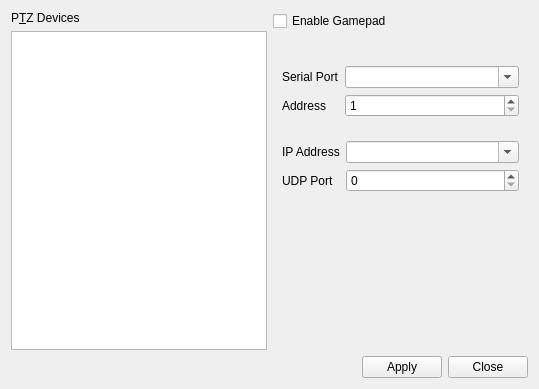
Before: the Qt Designer form settings.ui in glikely/obs-ptz, drawn with Qt 5.
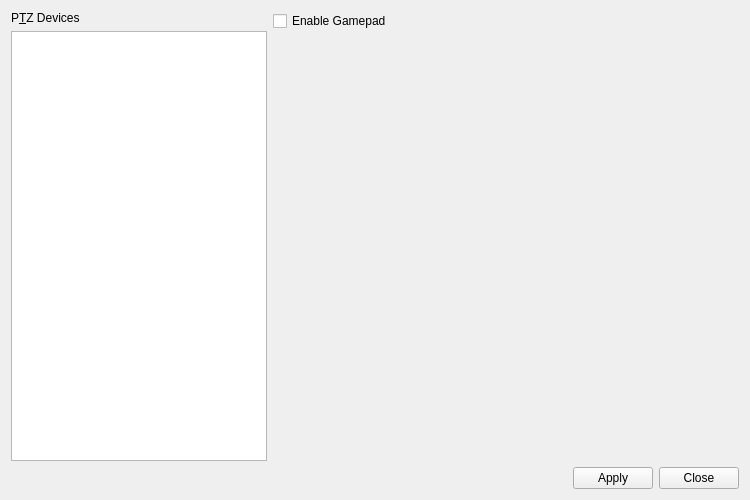
After: the same form once the commit is applied.

Commit message:
Rework settings dialog to use OBSPropertiesView
The OBSPropertiesView provides a consistent way to dynamically display
PTZ device properties. Not every device implements the same properties,
so this code dynamically creates the properties list based on what the
PTZDevice has for properties.

None of the properties are editable yet. It just displays the current
values.

Patch:
```diff
--- a/settings.ui
+++ b/settings.ui
@@ -6,8 +6,8 @@
    <rect>
     <x>0</x>
     <y>0</y>
-    <width>539</width>
-    <height>389</height>
+    <width>750</width>
+    <height>500</height>
    </rect>
   </property>
   <property name="windowTitle">
@@ -15,9 +15,12 @@
   </property>
   <layout class="QVBoxLayout" name="verticalLayout">
    <item>
-    <layout class="QHBoxLayout" name="horizontalLayout_5">
+    <layout class="QHBoxLayout" name="horizontalLayout_5" stretch="0,1">
      <item>
       <layout class="QVBoxLayout" name="verticalLayout_3">
+       <property name="sizeConstraint">
+        <enum>QLayout::SetMinimumSize</enum>
+       </property>
        <item>
         <widget class="QLabel" name="label_2">
          <property name="text">
@@ -105,7 +108,7 @@
       </layout>
      </item>
      <item>
-      <layout class="QVBoxLayout" name="propertiesLayout" stretch="0,0,0,0,1,0,0">
+      <layout class="QVBoxLayout" name="propertiesLayout" stretch="0,1,0,0">
        <property name="sizeConstraint">
         <enum>QLayout::SetDefaultConstraint</enum>
        </property>
@@ -116,84 +119,6 @@
          </property>
         </widget>
        </item>
-       <item>
-        <widget class="QLabel" name="protocolLabel">
-         <property name="text">
-          <string/>
-         </property>
-        </widget>
-       </item>
-       <item>
-        <widget class="QWidget" name="serialSettingsGroup" native="true">
-         <layout class="QFormLayout" name="formLayout_2">
-          <item row="0" column="0">
-           <widget class="QLabel" name="serialPortLabel">
-            <property name="text">
-             <string>Serial Port</string>
-            </property>
-           </widget>
-          </item>
-          <item row="0" column="1">
-           <widget class="QComboBox" name="serialPortComboBox">
-            <property name="editable">
-             <bool>true</bool>
-            </property>
-           </widget>
-          </item>
-          <item row="1" column="0">
-           <widget class="QLabel" name="serialDevIDLabel">
-            <property name="text">
-             <string>Address</string>
-            </property>
-           </widget>
-          </item>
-          <item row="1" column="1">
-           <widget class="QSpinBox" name="serialDevIDSpinBox">
-            <property name="minimum">
-             <number>1</number>
-            </property>
-            <property name="maximum">
-             <number>7</number>
-            </property>
-           </widget>
-          </item>
-         </layout>
-        </widget>
-       </item>
-       <item>
-        <widget class="QWidget" name="ipSettingsGroup" native="true">
-         <layout class="QFormLayout" name="formLayout_3">
-          <item row="0" column="0">
-           <widget class="QLabel" name="ipAddressLabel">
-            <property name="text">
-             <string>IP Address</string>
-            </property>
-           </widget>
-          </item>
-          <item row="0" column="1">
-           <widget class="QComboBox" name="ipAddressComboBox">
-            <property name="editable">
-             <bool>true</bool>
-            </property>
-           </widget>
-          </item>
-          <item row="1" column="0">
-           <widget class="QLabel" name="udpPortLabel">
-            <property name="text">
-             <string>UDP Port</string>
-            </property>
-           </widget>
-          </item>
-          <item row="1" column="1">
-           <widget class="QSpinBox" name="udpPortSpinBox">
-            <property name="maximum">
-             <number>65535</number>
-            </property>
-           </widget>
-          </item>
-         </layout>
-        </widget>
-       </item>
        <item>
         <spacer name="verticalSpacer">
          <property name="orientation">
```
The commit also changes 8 other files.
